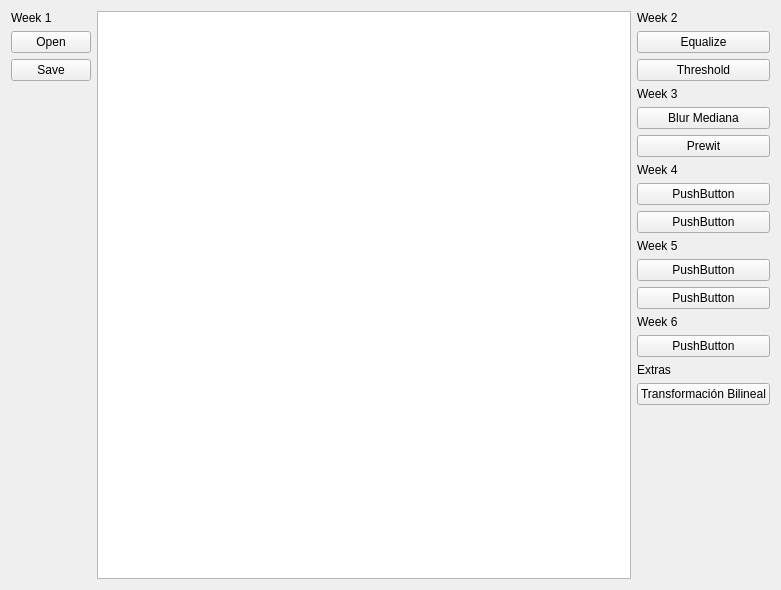
joshjo/jotoshop, file mainwindow.ui: the form before one commit.
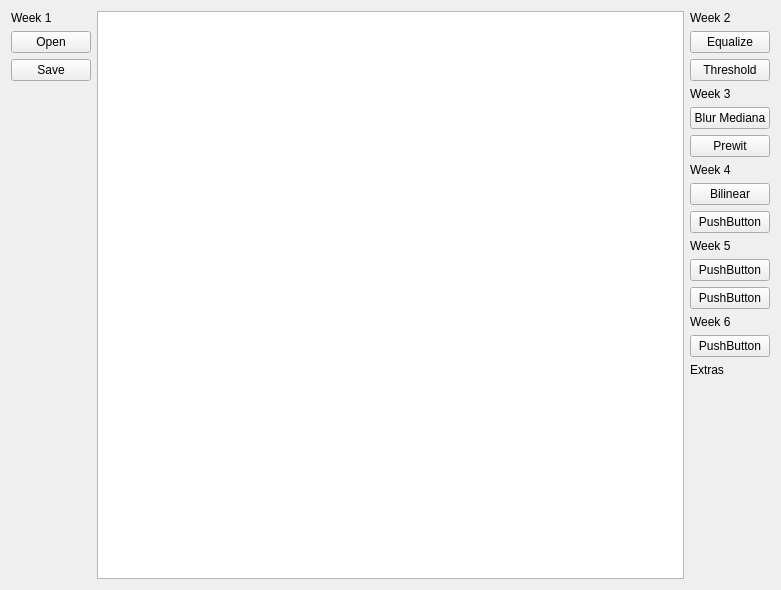
The form after the commit.

Diff of the .ui file:
```diff
--- a/mainwindow.ui
+++ b/mainwindow.ui
@@ -128,7 +128,7 @@
         <item>
          <widget class="QPushButton" name="pushButton_9">
           <property name="text">
-           <string>PushButton</string>
+           <string>Bilinear</string>
           </property>
          </widget>
         </item>
@@ -181,13 +181,6 @@
           </property>
          </widget>
         </item>
-        <item>
-         <widget class="QPushButton" name="pushButton_8">
-          <property name="text">
-           <string>Transformación Bilineal</string>
-          </property>
-         </widget>
-        </item>
         <item>
          <spacer name="verticalSpacer_2">
           <property name="orientation">
```
Left out of the diff: 2 changed lines with no effect on the pictures.
